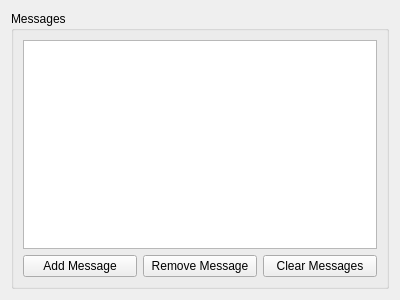
Above: Widgets/Resources/UI/qSlicerMessagesWidget.ui from PerkTutor/PerkTutor before the change. Below: the same form after it.
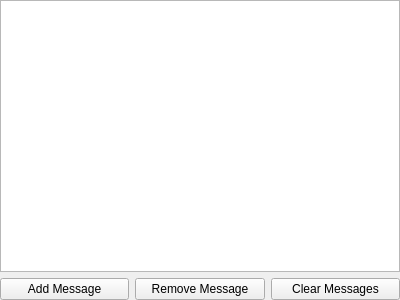
That is the form after the change. Custom widgets are drawn as their Qt base class.

Commit message: Re #4 WIP. Streamlined user interface. Messages and recording controls widgets are usable for other modules.

The edit to the form file:
```diff
--- a/Widgets/Resources/UI/qSlicerMessagesWidget.ui
+++ b/Widgets/Resources/UI/qSlicerMessagesWidget.ui
@@ -20,18 +20,9 @@
    <string>Form</string>
   </property>
   <layout class="QVBoxLayout" name="verticalLayout">
-   <item>
-    <widget class="QGroupBox" name="MessagesGroupBox">
-     <property name="sizePolicy">
-      <sizepolicy hsizetype="Expanding" vsizetype="Expanding">
-       <horstretch>0</horstretch>
-       <verstretch>0</verstretch>
-      </sizepolicy>
-     </property>
-     <property name="title">
-      <string>Messages</string>
-     </property>
-     <layout class="QVBoxLayout" name="verticalLayout_2">
+   <property name="margin">
+    <number>0</number>
+   </property>
       <item>
        <widget class="QTableWidget" name="MessagesTableWidget"/>
       </item>
@@ -83,9 +74,6 @@
          </widget>
         </item>
        </layout>
-      </item>
-     </layout>
-    </widget>
    </item>
   </layout>
  </widget>
```
Lines whose indentation alone changed are shown as unchanged. The commit also changes 3 other files.
